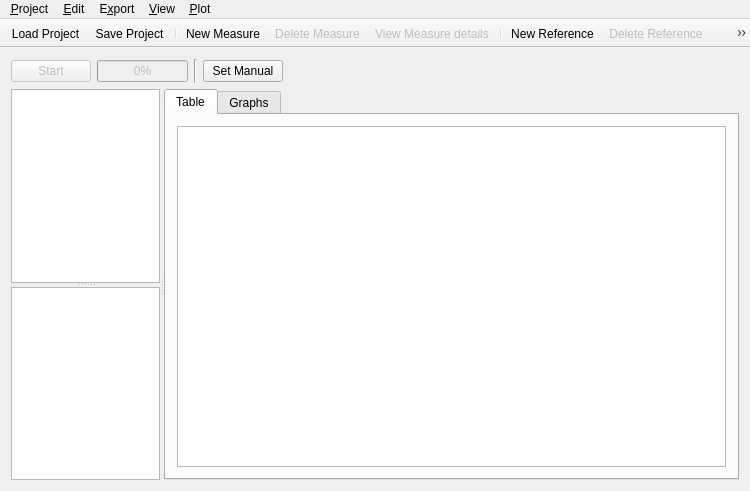
froque/AeroIST, file aeroistwindow.ui: the form before one commit.
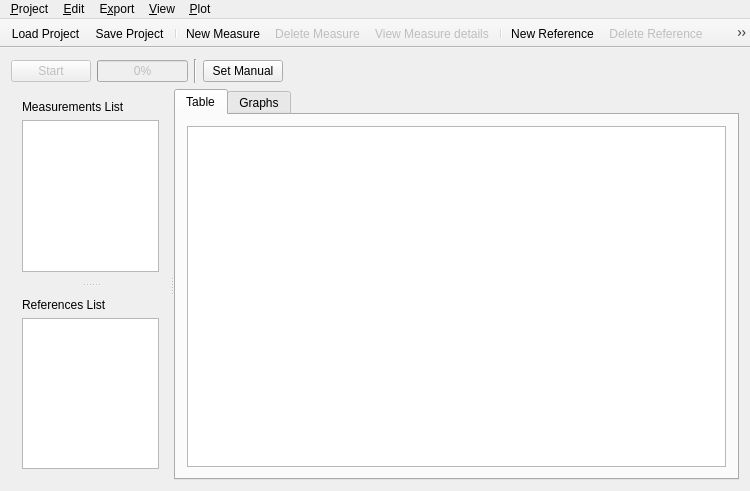
The form after the commit. Custom widgets are drawn as their Qt base class.

Commit message: added labels to each list of measurements and references

```diff
--- a/aeroistwindow.ui
+++ b/aeroistwindow.ui
@@ -99,6 +99,16 @@
        <property name="orientation">
         <enum>Qt::Vertical</enum>
        </property>
+       <widget class="QWidget" name="">
+        <layout class="QVBoxLayout" name="verticalLayout_3">
+         <item>
+          <widget class="QLabel" name="labelMeasureList">
+           <property name="text">
+            <string>Measurements List</string>
+           </property>
+          </widget>
+         </item>
+         <item>
        <widget class="QListView" name="listView">
         <property name="sizePolicy">
          <sizepolicy hsizetype="Expanding" vsizetype="Expanding">
@@ -110,7 +120,23 @@
          <enum>Qt::ActionsContextMenu</enum>
         </property>
        </widget>
+         </item>
+        </layout>
+       </widget>
+       <widget class="QWidget" name="">
+        <layout class="QVBoxLayout" name="verticalLayout_2">
+         <item>
+          <widget class="QLabel" name="labelReferenceList">
+           <property name="text">
+            <string>References List</string>
+           </property>
+          </widget>
+         </item>
+         <item>
        <widget class="QListView" name="listViewReference"/>
+         </item>
+        </layout>
+       </widget>
       </widget>
       <widget class="QTabWidget" name="tabWidget">
        <property name="sizePolicy">
```
Lines whose indentation alone changed are shown as unchanged. The commit also changes 2 other files.
